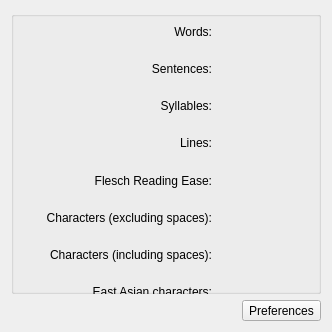
This is words/part/dockers/KWStatisticsDocker.ui in KDE/calligra as Qt 5 draws it before an edit. The edited form follows.
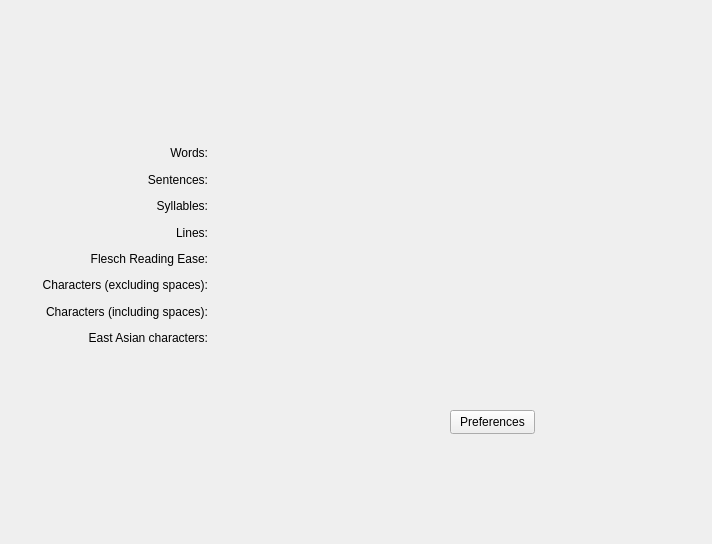
This is the edited form.

Commit message: Horizontal layout without a QGroupBox

Patch:
```diff
--- a/words/part/dockers/KWStatisticsDocker.ui
+++ b/words/part/dockers/KWStatisticsDocker.ui
@@ -2,40 +2,54 @@
 <ui version="4.0">
  <class>KWStatisticsDocker</class>
  <widget class="QWidget" name="KWStatisticsDocker">
-  <property name="geometry">
-   <rect>
-    <x>0</x>
-    <y>0</y>
-    <width>332</width>
-    <height>332</height>
-   </rect>
+  <property name="enabled">
+   <bool>true</bool>
   </property>
-  <layout class="QGridLayout" name="gridLayout">
-   <item row="5" column="1">
-    <widget class="QToolButton" name="preferences">
-     <property name="text">
-      <string>Preferences</string>
-     </property>
-    </widget>
-   </item>
-   <item row="5" column="0">
-    <layout class="QHBoxLayout" name="bottomLayout"/>
-   </item>
-   <item row="0" column="0" colspan="2">
-    <widget class="QGroupBox" name="groupBox">
-     <property name="title">
-      <string/>
-     </property>
-     <widget class="QWidget" name="verticalLayoutWidget">
-      <property name="geometry">
-       <rect>
-        <x>0</x>
-        <y>5</y>
-        <width>201</width>
-        <height>291</height>
-       </rect>
-      </property>
-      <layout class="QVBoxLayout" name="namelayout">
+  <property name="minimumSize">
+   <size>
+    <width>712</width>
+    <height>458</height>
+   </size>
+  </property>
+  <property name="acceptDrops">
+   <bool>false</bool>
+  </property>
+  <property name="autoFillBackground">
+   <bool>false</bool>
+  </property>
+  <property name="styleSheet">
+   <string notr="true"/>
+  </property>
+  <widget class="QWidget" name="widget" native="true">
+   <property name="geometry">
+    <rect>
+     <x>20</x>
+     <y>110</y>
+     <width>321</width>
+     <height>271</height>
+    </rect>
+   </property>
+   <widget class="QWidget" name="gridLayoutWidget">
+    <property name="geometry">
+     <rect>
+      <x>20</x>
+      <y>10</y>
+      <width>301</width>
+      <height>231</height>
+     </rect>
+    </property>
+    <layout class="QGridLayout" name="gridLayout">
+     <item row="0" column="0">
+      <layout class="QVBoxLayout" name="valuelayout">
+       <property name="spacing">
+        <number>0</number>
+       </property>
+       <property name="leftMargin">
+        <number>2</number>
+       </property>
+       <property name="topMargin">
+        <number>20</number>
+       </property>
        <item>
         <widget class="QLabel" name="Words">
          <property name="text">
@@ -117,24 +131,9 @@
         </widget>
        </item>
       </layout>
-     </widget>
-     <widget class="QWidget" name="verticalLayoutWidget_2">
-      <property name="geometry">
-       <rect>
-        <x>220</x>
-        <y>0</y>
-        <width>101</width>
-        <height>291</height>
-       </rect>
-      </property>
-      <layout class="QVBoxLayout" name="valuelayout">
-       <item>
-        <widget class="QLabel" name="count_sentences">
-         <property name="text">
-          <string/>
-         </property>
-        </widget>
-       </item>
+     </item>
+     <item row="0" column="1">
+      <layout class="QVBoxLayout" name="namelayout">
        <item>
         <widget class="QLabel" name="count_words">
          <property name="text">
@@ -142,6 +141,13 @@
          </property>
         </widget>
        </item>
+       <item>
+        <widget class="QLabel" name="count_sentences">
+         <property name="text">
+          <string/>
+         </property>
+        </widget>
+       </item>
        <item>
         <widget class="QLabel" name="count_syllables">
          <property name="text">
@@ -185,10 +191,40 @@
         </widget>
        </item>
       </layout>
-     </widget>
-    </widget>
-   </item>
-  </layout>
+     </item>
+    </layout>
+   </widget>
+  </widget>
+  <widget class="QWidget" name="horizontalLayoutWidget">
+   <property name="geometry">
+    <rect>
+     <x>20</x>
+     <y>400</y>
+     <width>421</width>
+     <height>31</height>
+    </rect>
+   </property>
+   <layout class="QHBoxLayout" name="horizontalLayout_3"/>
+  </widget>
+  <widget class="QToolButton" name="preferences">
+   <property name="geometry">
+    <rect>
+     <x>450</x>
+     <y>410</y>
+     <width>85</width>
+     <height>24</height>
+    </rect>
+   </property>
+   <property name="text">
+    <string>Preferences</string>
+   </property>
+  </widget>
+  <zorder>Words</zorder>
+  <zorder>count_flesch</zorder>
+  <zorder>count_spaces</zorder>
+  <zorder>widget</zorder>
+  <zorder>horizontalLayoutWidget</zorder>
+  <zorder>preferences</zorder>
  </widget>
  <resources/>
  <connections/>
```
The commit also changes 2 other files.
